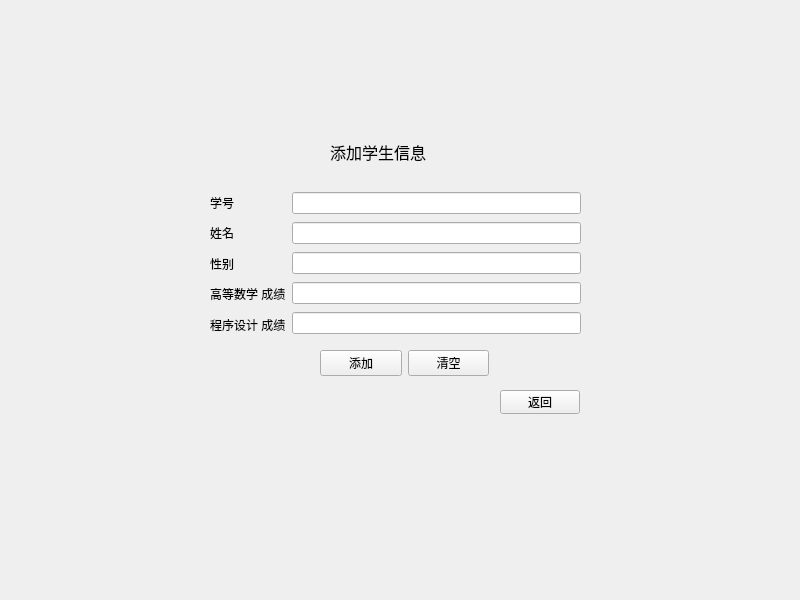
Before: the Qt Designer form SSMS/add_student_widget.ui in NogiNonoka/StudentStatusManagementSystem, drawn with Qt 5.
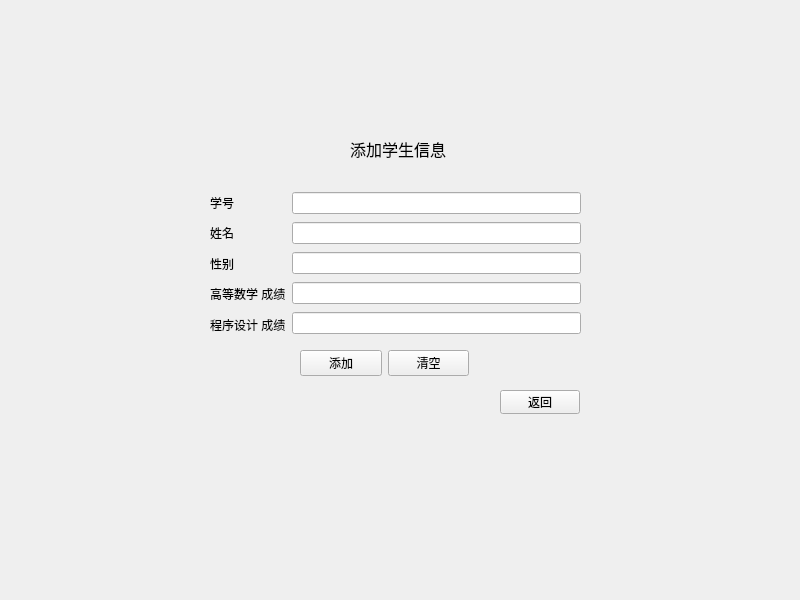
After: the same form once the commit is applied.

The edit to the form file:
```diff
--- a/SSMS/add_student_widget.ui
+++ b/SSMS/add_student_widget.ui
@@ -102,10 +102,10 @@
   <widget class="QLabel" name="label">
    <property name="geometry">
     <rect>
-     <x>330</x>
+     <x>350</x>
      <y>140</y>
-     <width>120</width>
-     <height>23</height>
+     <width>96</width>
+     <height>18</height>
     </rect>
    </property>
    <property name="font">
@@ -121,7 +121,7 @@
   <widget class="QWidget" name="layoutWidget">
    <property name="geometry">
     <rect>
-     <x>320</x>
+     <x>300</x>
      <y>350</y>
      <width>169</width>
      <height>26</height>
```
